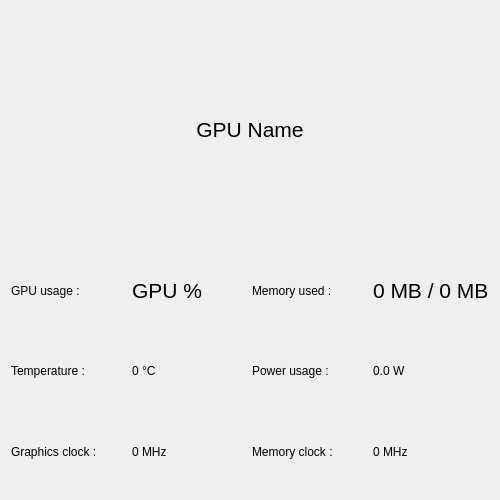
First picture: the form in tabs/gpu/gputab.ui, repository tux3/observer, before the edit.
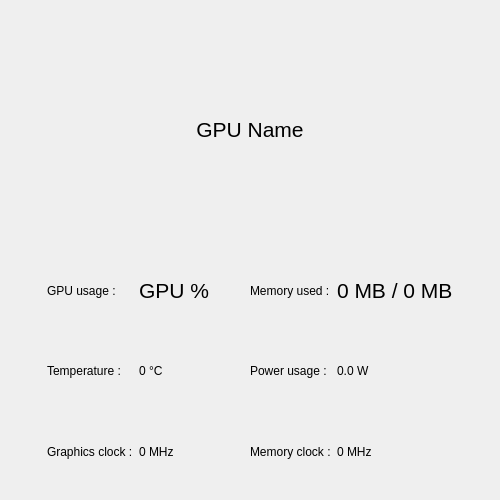
Second picture: the form after the edit.

```diff
--- a/tabs/gpu/gputab.ui
+++ b/tabs/gpu/gputab.ui
@@ -31,61 +31,88 @@
    </item>
    <item>
     <layout class="QGridLayout" name="gridLayout">
-     <item row="0" column="0">
-      <widget class="QLabel" name="label">
-       <property name="text">
-        <string>GPU usage :</string>
+     <item row="0" column="3" rowspan="3">
+      <spacer name="horizontalSpacer">
+       <property name="orientation">
+        <enum>Qt::Horizontal</enum>
        </property>
-      </widget>
+       <property name="sizeHint" stdset="0">
+        <size>
+         <width>40</width>
+         <height>20</height>
+        </size>
+       </property>
+      </spacer>
      </item>
-     <item row="1" column="0">
+     <item row="1" column="1">
       <widget class="QLabel" name="label_2">
        <property name="text">
         <string>Temperature :</string>
        </property>
       </widget>
      </item>
-     <item row="0" column="3">
-      <widget class="QLabel" name="memoryUsed">
-       <property name="font">
-        <font>
-         <pointsize>16</pointsize>
-        </font>
-       </property>
-       <property name="text">
-        <string>0 MB / 0 MB</string>
-       </property>
-      </widget>
-     </item>
-     <item row="1" column="3">
-      <widget class="QLabel" name="powerUsage">
-       <property name="text">
-        <string>0.0 W</string>
-       </property>
-      </widget>
-     </item>
-     <item row="1" column="1">
+     <item row="1" column="2">
       <widget class="QLabel" name="temperature">
        <property name="text">
         <string>0 °C</string>
        </property>
       </widget>
      </item>
-     <item row="0" column="2">
+     <item row="0" column="4">
       <widget class="QLabel" name="label_4">
        <property name="text">
         <string>Memory used :</string>
        </property>
       </widget>
      </item>
-     <item row="1" column="2">
+     <item row="1" column="4">
       <widget class="QLabel" name="label_5">
        <property name="text">
         <string>Power usage :</string>
        </property>
       </widget>
      </item>
+     <item row="0" column="5">
+      <widget class="QLabel" name="memoryUsed">
+       <property name="font">
+        <font>
+         <pointsize>16</pointsize>
+        </font>
+       </property>
+       <property name="text">
+        <string>0 MB / 0 MB</string>
+       </property>
+      </widget>
+     </item>
+     <item row="1" column="5">
+      <widget class="QLabel" name="powerUsage">
+       <property name="text">
+        <string>0.0 W</string>
+       </property>
+      </widget>
+     </item>
+     <item row="2" column="4">
+      <widget class="QLabel" name="label_7">
+       <property name="text">
+        <string>Memory clock :</string>
+       </property>
+      </widget>
+     </item>
+     <item row="2" column="5">
+      <widget class="QLabel" name="memoryClock">
+       <property name="text">
+        <string>0 MHz</string>
+       </property>
+      </widget>
+     </item>
      <item row="0" column="1">
+      <widget class="QLabel" name="label">
+       <property name="text">
+        <string>GPU usage :</string>
+       </property>
+      </widget>
+     </item>
+     <item row="0" column="2">
       <widget class="QLabel" name="usagePercents">
        <property name="font">
         <font>
@@ -97,34 +124,46 @@
        </property>
       </widget>
      </item>
-     <item row="2" column="0">
+     <item row="2" column="1">
       <widget class="QLabel" name="label_3">
        <property name="text">
         <string>Graphics clock :</string>
        </property>
       </widget>
      </item>
-     <item row="2" column="1">
-      <widget class="QLabel" name="graphicsClock">
-       <property name="text">
-        <string>0 MHz</string>
-       </property>
-      </widget>
-     </item>
      <item row="2" column="2">
-      <widget class="QLabel" name="label_7">
-       <property name="text">
-        <string>Memory clock :</string>
-       </property>
-      </widget>
-     </item>
-     <item row="2" column="3">
-      <widget class="QLabel" name="memoryClock">
+      <widget class="QLabel" name="graphicsClock">
        <property name="text">
         <string>0 MHz</string>
        </property>
       </widget>
      </item>
+     <item row="0" column="6" rowspan="3">
+      <spacer name="horizontalSpacer_3">
+       <property name="orientation">
+        <enum>Qt::Horizontal</enum>
+       </property>
+       <property name="sizeHint" stdset="0">
+        <size>
+         <width>40</width>
+         <height>20</height>
+        </size>
+       </property>
+      </spacer>
+     </item>
+     <item row="0" column="0" rowspan="3">
+      <spacer name="horizontalSpacer_2">
+       <property name="orientation">
+        <enum>Qt::Horizontal</enum>
+       </property>
+       <property name="sizeHint" stdset="0">
+        <size>
+         <width>40</width>
+         <height>20</height>
+        </size>
+       </property>
+      </spacer>
+     </item>
     </layout>
    </item>
   </layout>
```
